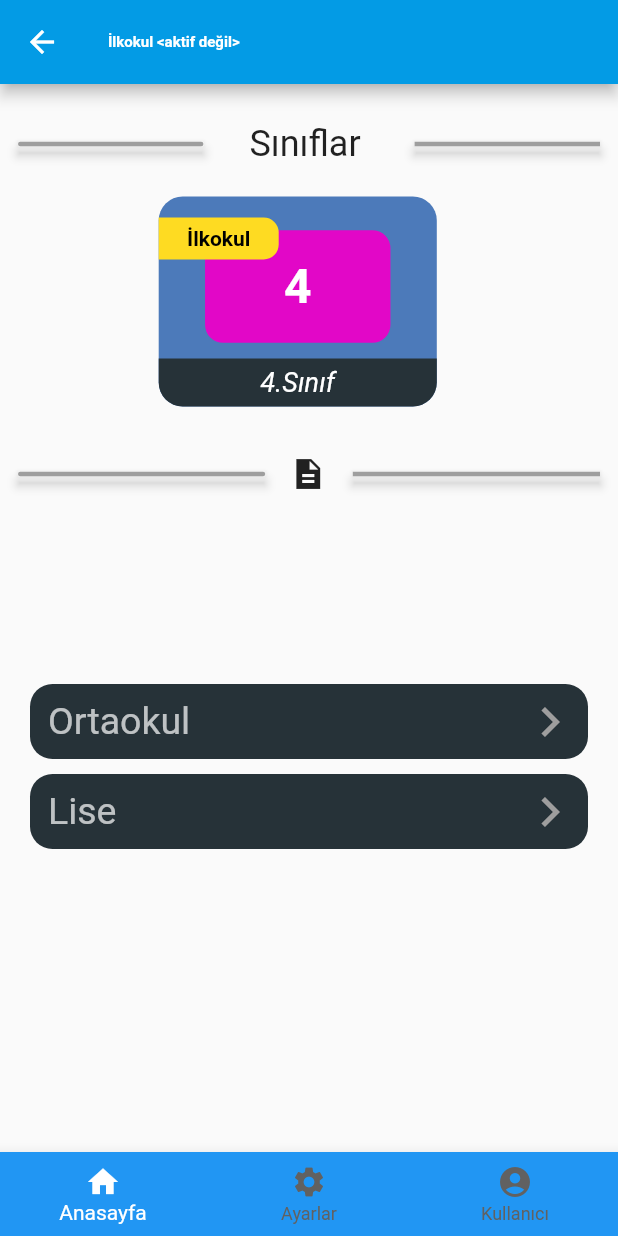
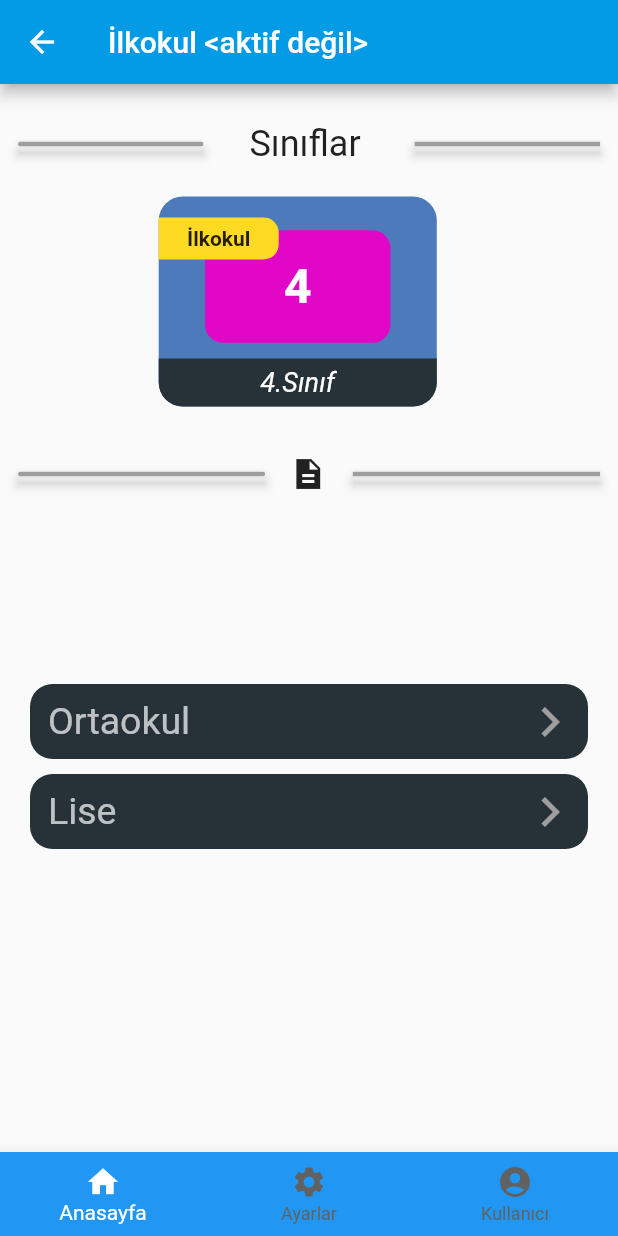
Before and after one commit to HalukHackali/dindefterim_mobil_app, a Flutter app: the screen it shows after launch, after a tap on "İlkokul ---aktf.değil", on a phone screen of 412 x 824 dp. Run offline on Flutter 3.47's test engine with Material 2 defaults, Android fonts, the light colour scheme and no system bars; our stand-ins replace flutter_markdown; network calls fail.

Commit message:
App TextTheme ve ColorTheme yeniden oluşturuldu.

```diff
--- a/lib/core/view/theme/_theme.dart
+++ b/lib/core/view/theme/theme.dart
@@ -1,5 +1,7 @@
-part of main;
+// part of theme;
 
+/*
+import 'package:flutter/material.dart';
 
 final ThemeData _myTheme = ThemeData(
   brightness: Brightness.light,
@@ -10,7 +12,7 @@
   canvasColor: const Color(0xfffafafa),
   scaffoldBackgroundColor: const Color(0xfffafafa),
   bottomAppBarColor: const Color(0xffffffff),
-  cardColor: const Color(0xffffffff),
+  cardColor: const Color(0xff263238),
   dividerColor: const Color(0x1f000000),
   highlightColor: const Color(0x66bcbcbc),
   splashColor: const Color(0x66c8c8c8),
@@ -396,3 +398,5 @@
     ),
   ),
 );
+
+*/
--- a/lib/features/okul/view/anasayfa_view.dart
+++ b/lib/features/okul/view/anasayfa_view.dart
@@ -1,15 +1,11 @@
+import 'package:flutter/material.dart';
 import 'package:dindefterim_sari/features/okul/model/kademeler/ilkokul/ilkokul_ekranlari.dart';
 import 'package:dindefterim_sari/features/okul/model/kademeler/lise/lise_ekranlari.dart';
 import 'package:dindefterim_sari/features/okul/model/kademeler/ortaokul/ortaokul_ekranlari.dart';
-import 'package:flutter/material.dart';
-
 import 'layout/app_bar_layout.dart';
 import 'layout/bottom_navigation_bar.dart';
 import 'layout/drawer_menu.dart';
 import 'layout/hazirlaniyor.dart';
-
-
-
 
 
 class AnaSayfaView extends StatefulWidget {
@@ -22,7 +18,7 @@
 }
 
 class _AnaSayfaViewState extends State<AnaSayfaView> {
-  int _aktifIcerikNo = 0;
+  final int _aktifIcerikNo = 0;
   //late List<Widget> _icerikler;
 
 //todo: Henüz AnaSayfa ve Ayarlar Yok
@@ -58,15 +54,15 @@
             const SizedBox(
               height: 55.0,
             ),
-            seritBantCard("İlkokul ---aktf.değil", IlkokulEkranlari()),
+            greyButton("İlkokul ---aktf.değil", IlkokulEkranlari()),
             const SizedBox(
               height: 10.0,
             ),
-            seritBantCard("Ortaokul", OrtaokulEkranlari()),
+            greyButton("Ortaokul", OrtaokulEkranlari()),
             const SizedBox(
               height: 10.0,
             ),
-            seritBantCard("Lise --- aktf.değil", LiseEkranlari()),
+            greyButton("Lise --- aktf.değil", LiseEkranlari()),
             const SizedBox(
               height: 30.0,
             ),
@@ -122,11 +118,11 @@
             const SizedBox(
               height: 20.0,
             ),
-            seritBantCard("Evraklar --- aktf.değil", Hazirlaniyor()),
+            greyButton("Evraklar --- aktf.değil", Hazirlaniyor()),
             const SizedBox(
               height: 10.0,
             ),
-            seritBantCard("Testler --- aktf.değil", Hazirlaniyor()),
+            greyButton("Testler --- aktf.değil", Hazirlaniyor()),
             const SizedBox(
               height: 10.0,
             ),
@@ -136,8 +132,8 @@
     );
   }
 
-  // finished: Bar Şablonu
-  Widget seritBantCard(String kademeAdi, Widget kademeSayfasiLinki) {
+// finished: Bar Şablonu
+  Widget greyButton(String kademeAdi, Widget kademeSayfasiLinki) {
     return Material(
       child: Container(
         child: InkWell(
@@ -156,10 +152,7 @@
                       flex: 5,
                       child: Text(
                         kademeAdi,
-                        style: const TextStyle(
-                            fontSize: 25.0,
-                            fontWeight: FontWeight.normal,
-                            color: Colors.white70),
+                        style: Theme.of(context).textTheme.headline5,
                       ),
                     ),
                     const SizedBox(
@@ -169,7 +162,6 @@
                       flex: 1,
                       child: Icon(
                         Icons.keyboard_arrow_right,
-                        color: Colors.grey,
                         size: 40.0,
                       ),
                     )
@@ -180,12 +172,12 @@
           ),
         ),
         decoration: BoxDecoration(
-          gradient: const LinearGradient(
+          gradient: LinearGradient(
             begin: Alignment.topLeft,
             end: Alignment.bottomRight,
             colors: [
-              Color(0xff263238),
-              Color(0xff263238),
+              Theme.of(context).cardColor,
+              Theme.of(context).cardColor,
             ],
           ),
           color: Colors.white,
@@ -234,27 +226,24 @@
                   const SizedBox(
                     width: 15.0,
                   ),
-                  const Expanded(
+                  Expanded(
                     flex: 2,
                     child: Text(
                       "DinDefterim",
-                      style: TextStyle(
-                          fontSize: 28.0,
-                          fontWeight: FontWeight.bold,
-                          color: Colors.indigo),
+                      style: Theme.of(context).textTheme.headline4,
                     ),
                   )
                 ],
               ),
             ),
-            const Padding(
-              padding: EdgeInsets.all(2.0),
+            Padding(
+              padding: const EdgeInsets.all(2.0),
               child: Text(
                 "Din Kültürü ve Ahlak Bilgisi",
-                style: TextStyle(
-                    fontSize: 20.0,
-                    fontWeight: FontWeight.bold,
-                    color: Colors.pinkAccent),
+                style: Theme.of(context)
+                    .textTheme
+                    .headline5!
+                    .copyWith(color: Colors.pinkAccent),
               ),
             ),
           ],
--- a/lib/features/okul/view/layout/app_bar_layout.dart
+++ b/lib/features/okul/view/layout/app_bar_layout.dart
@@ -13,7 +13,7 @@
     ),
     title: Text(
       "Dindefterim",
-      style: Theme.of(context).primaryTextTheme.headline1,
+      style: Theme.of(context).primaryTextTheme.headline5,
     ),
     actions: <Widget>[
       IconButton(
--- a/lib/main.dart
+++ b/lib/main.dart
@@ -1,9 +1,7 @@
-library main;
+import 'package:dindefterim_sari/features/okul/view/anasayfa_view.dart';
+import 'package:flutter/material.dart';
 
-import 'package:flutter/material.dart';
-import 'features/okul/view/anasayfa_view.dart';
-
-part './core/view/theme/_theme.dart';
+import 'core/view/theme/app_theme.dart';
 
 void main() {
   runApp(const MyApp());
@@ -15,10 +13,11 @@
   @override
   Widget build(BuildContext context) {
     return MaterialApp(
-      debugShowCheckedModeBanner: true,
+      debugShowCheckedModeBanner: false,
+      theme: ThemeManager.craeteTheme(AppThemeLight()),
+      // theme: ThemeManager.craeteTheme(AppThemeDark()),
       title: 'DinDefterim',
-      theme: _myTheme,
-      home: const AnaSayfaView(),
+      home: AnaSayfaView(),
     );
   }
 }
--- a/pubspec.yaml
+++ b/pubspec.yaml
@@ -24,6 +24,7 @@
   # Utility
 
   # Google
+  google_fonts: ^2.1.0
 
   # Animations
 
```
Also changed, not shown: pubspec.lock.
